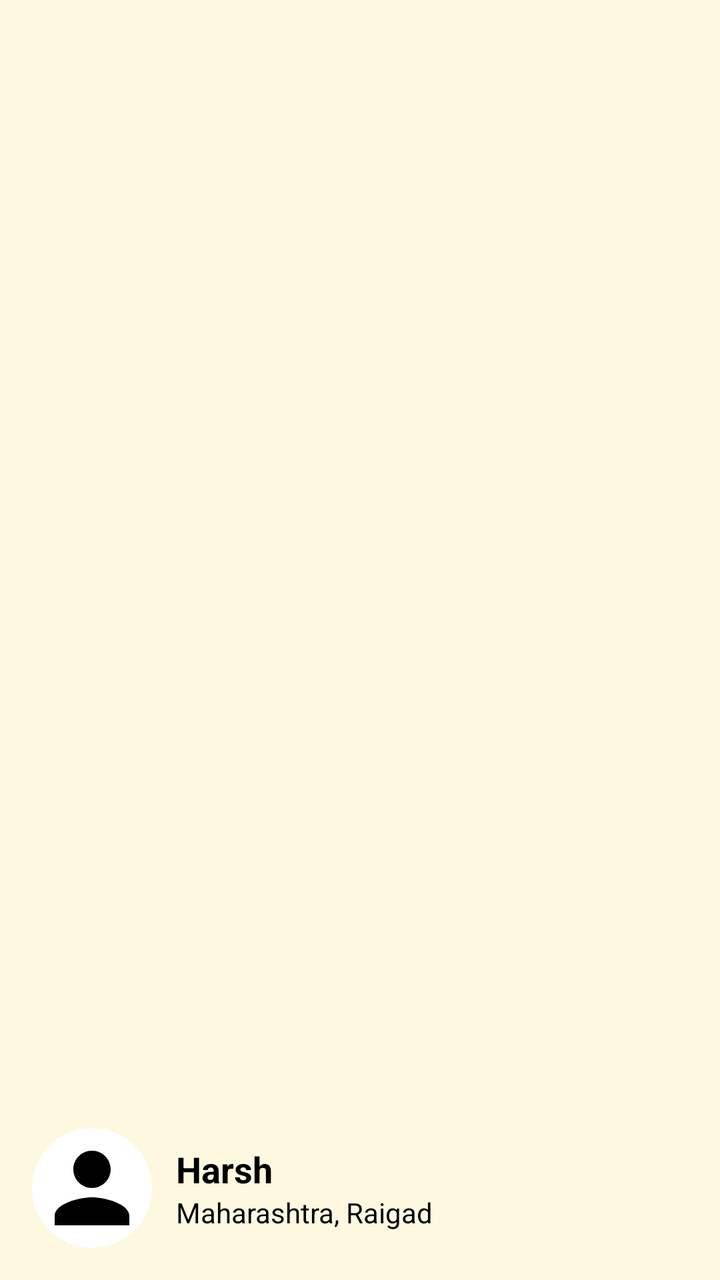
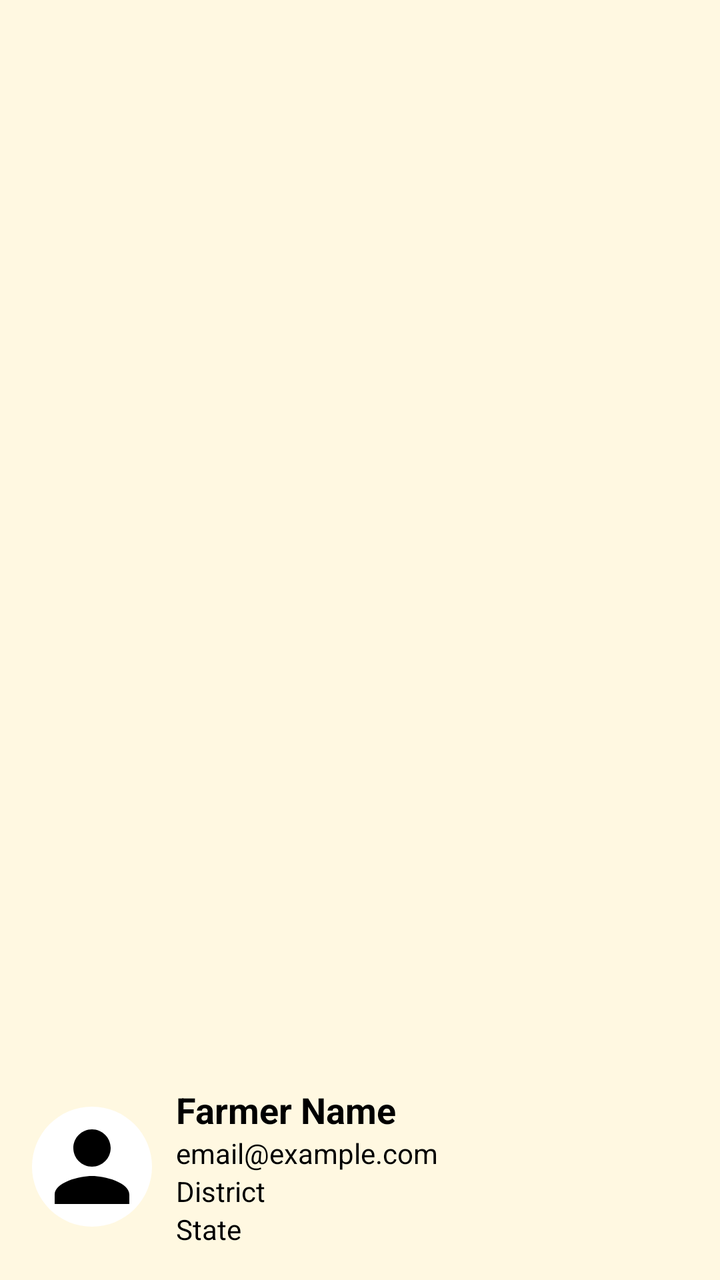

Two renders of the same Android screen: before a commit and after it. Below are the layout's source before the change and the commit's diff.
<!-- AndroidManifest.xml: application theme Theme.Sakha -->
<!-- res/layout/nav_header.xml -->
<LinearLayout xmlns:android="http://schemas.android.com/apk/res/android"
    android:orientation="vertical"
    android:layout_width="match_parent"
    android:layout_height="160dp"
    android:background="@color/background"
    android:gravity="bottom"
    android:padding="16dp">

    <LinearLayout
        android:layout_width="match_parent"
        android:layout_height="wrap_content"
        android:orientation="horizontal"
        android:gravity="center_vertical">

        <ImageView
            android:id="@+id/profilePic"
            android:layout_width="60dp"
            android:layout_height="60dp"
            android:src="@drawable/ic_profile"
            android:scaleType="centerCrop"
            android:background="@drawable/circle_bg"
            android:padding="2dp" />

        <LinearLayout
            android:layout_width="wrap_content"
            android:layout_height="wrap_content"
            android:orientation="vertical"
            android:layout_marginStart="12dp">

            <TextView
                android:id="@+id/userName"
                android:layout_width="wrap_content"
                android:layout_height="wrap_content"
                android:text="Harsh"
                android:textStyle="bold"
                android:textColor="@color/black"
                android:textSize="18sp" />

            <TextView
                android:id="@+id/userLocation"
                android:layout_width="wrap_content"
                android:layout_height="wrap_content"
                android:textColor="@color/black"
                android:text="Maharashtra, Raigad"
                android:textSize="14sp" />
        </LinearLayout>
    </LinearLayout>
</LinearLayout>
<!-- resources referenced by this layout -->
<resources>
  <color name="background">#FFF8E1</color>
  <color name="black">#FF000000</color>
  <!-- drawable circle_bg (drawable) -->
  <?xml version="1.0" encoding="utf-8"?>
  <shape xmlns:android="http://schemas.android.com/apk/res/android" android:shape="oval">
      <solid android:color="@android:color/white"/>
  </shape>
  <!-- drawable ic_profile (drawable) -->
  <vector xmlns:android="http://schemas.android.com/apk/res/android" android:height="24dp" android:tint="#000000" android:viewportHeight="24" android:viewportWidth="24" android:width="24dp">
        
      <path android:fillColor="@android:color/white" android:pathData="M12,12c2.21,0 4,-1.79 4,-4s-1.79,-4 -4,-4 -4,1.79 -4,4 1.79,4 4,4zM12,14c-2.67,0 -8,1.34 -8,4v2h16v-2c0,-2.66 -5.33,-4 -8,-4z"/>
      
  </vector>
  <style name="Theme.Sakha" parent="Base.Theme.Sakha" />
  <style name="Base.Theme.Sakha" parent="Theme.Material3.DayNight.NoActionBar">
          
          
      </style>
</resources>

<!-- the commit's change to res/layout/nav_header.xml (unified diff, before → after) -->
@@ -31,17 +31,33 @@
                 android:id="@+id/userName"
                 android:layout_width="wrap_content"
                 android:layout_height="wrap_content"
-                android:text="Harsh"
+                android:text="Farmer Name"
                 android:textStyle="bold"
                 android:textColor="@color/black"
                 android:textSize="18sp" />
 
             <TextView
-                android:id="@+id/userLocation"
+                android:id="@+id/userEmail"
                 android:layout_width="wrap_content"
                 android:layout_height="wrap_content"
+                android:text="email@example.com"
                 android:textColor="@color/black"
-                android:text="Maharashtra, Raigad"
+                android:textSize="14sp" />
+
+            <TextView
+                android:id="@+id/userDistrict"
+                android:layout_width="wrap_content"
+                android:layout_height="wrap_content"
+                android:text="District"
+                android:textColor="@color/black"
+                android:textSize="14sp" />
+
+            <TextView
+                android:id="@+id/userState"
+                android:layout_width="wrap_content"
+                android:layout_height="wrap_content"
+                android:text="State"
+                android:textColor="@color/black"
                 android:textSize="14sp" />
         </LinearLayout>
     </LinearLayout>
